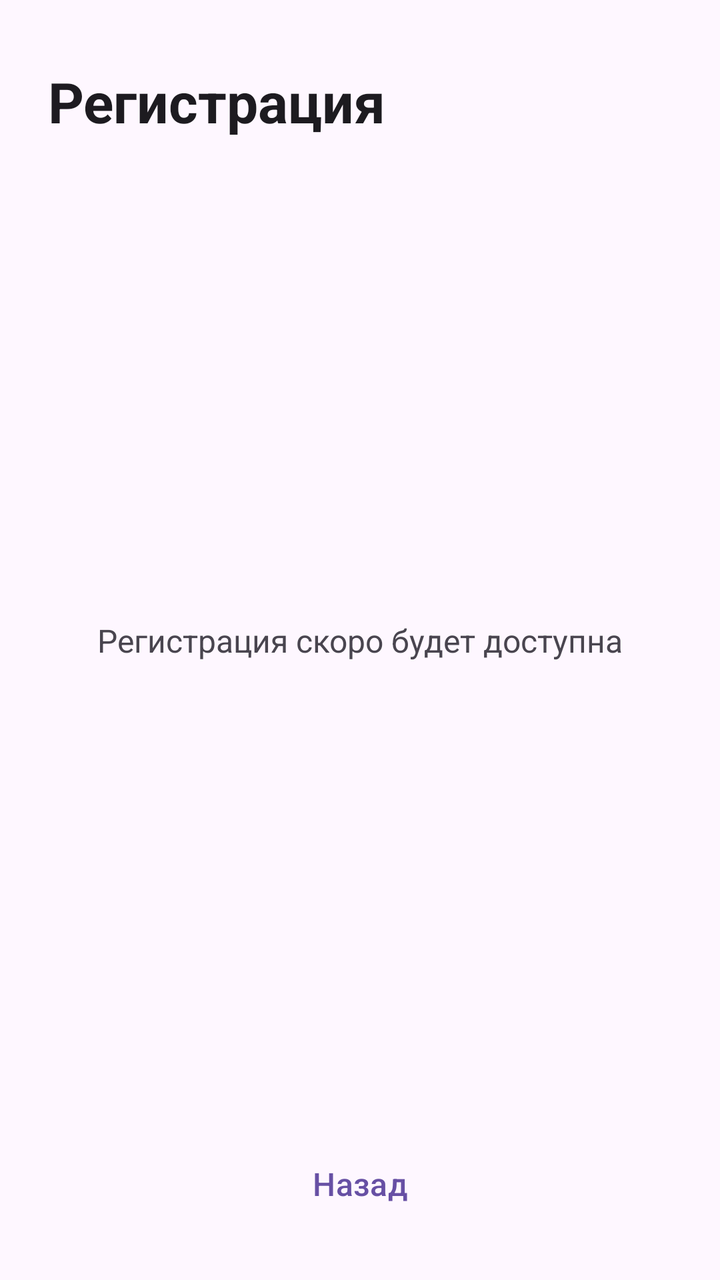
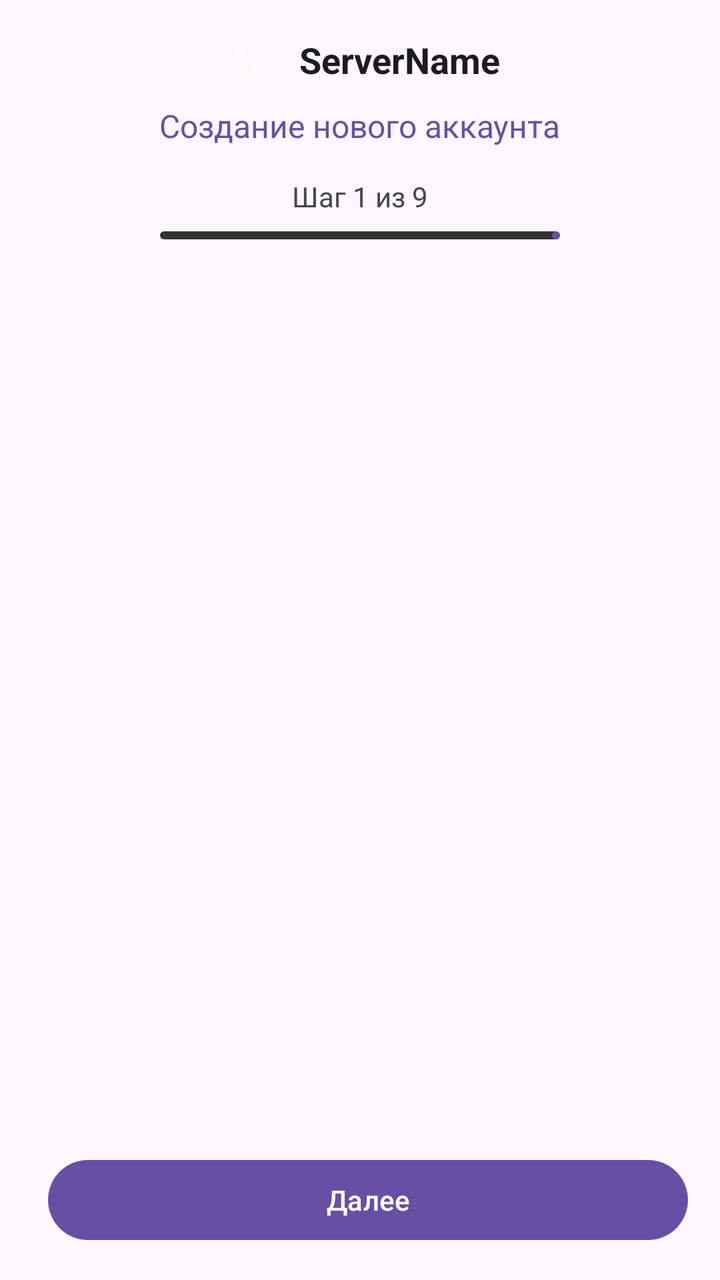

Compare the two renders of this Android layout. The source of the first and the diff that turns it into the second are given below.
<!-- AndroidManifest.xml: activity theme Theme.BarkfluffClientAndroid -->
<!-- res/layout/activity_register.xml -->
<?xml version="1.0" encoding="utf-8"?>
<androidx.constraintlayout.widget.ConstraintLayout xmlns:android="http://schemas.android.com/apk/res/android"
    xmlns:app="http://schemas.android.com/apk/res-auto"
    android:layout_width="match_parent"
    android:layout_height="match_parent"
    android:background="?android:attr/colorBackground">

    <TextView
        android:id="@+id/titleText"
        android:layout_width="wrap_content"
        android:layout_height="wrap_content"
        android:layout_marginTop="32dp"
        android:layout_marginStart="24dp"
        android:text="Регистрация"
        android:textColor="?attr/colorOnSurface"
        android:textSize="28sp"
        android:textStyle="bold"
        app:layout_constraintStart_toStartOf="parent"
        app:layout_constraintTop_toTopOf="parent" />

    <TextView
        android:layout_width="wrap_content"
        android:layout_height="wrap_content"
        android:text="Регистрация скоро будет доступна"
        android:textColor="?attr/colorOnSurfaceVariant"
        android:textSize="16sp"
        app:layout_constraintBottom_toBottomOf="parent"
        app:layout_constraintEnd_toEndOf="parent"
        app:layout_constraintStart_toStartOf="parent"
        app:layout_constraintTop_toTopOf="parent" />

    <com.google.android.material.button.MaterialButton
        android:id="@+id/backButton"
        style="@style/Widget.Material3.Button.TextButton"
        android:layout_width="wrap_content"
        android:layout_height="wrap_content"
        android:layout_marginBottom="24dp"
        android:text="Назад"
        android:textAllCaps="false"
        android:textSize="16sp"
        app:layout_constraintBottom_toBottomOf="parent"
        app:layout_constraintEnd_toEndOf="parent"
        app:layout_constraintStart_toStartOf="parent" />

</androidx.constraintlayout.widget.ConstraintLayout>
<!-- resources referenced by this layout -->
<resources>
  <style name="Theme.BarkfluffClientAndroid" parent="Base.Theme.BarkfluffClientAndroid" />
  <style name="Base.Theme.BarkfluffClientAndroid" parent="Theme.Material3.DayNight.NoActionBar">
          
          <item name="android:statusBarColor">?attr/colorSurface</item>
          <item name="android:windowBackground">?android:attr/colorBackground</item>
      </style>
</resources>

<!-- the commit's change to res/layout/activity_register.xml (unified diff, before → after) -->
@@ -5,41 +5,115 @@
     android:layout_height="match_parent"
     android:background="?android:attr/colorBackground">
 
-    <TextView
-        android:id="@+id/titleText"
-        android:layout_width="wrap_content"
+    
+    <LinearLayout
+        android:id="@+id/headerPanel"
+        android:layout_width="0dp"
         android:layout_height="wrap_content"
-        android:layout_marginTop="32dp"
-        android:layout_marginStart="24dp"
-        android:text="Регистрация"
-        android:textColor="?attr/colorOnSurface"
-        android:textSize="28sp"
-        android:textStyle="bold"
+        android:orientation="vertical"
+        android:padding="16dp"
+        app:layout_constraintEnd_toEndOf="parent"
         app:layout_constraintStart_toStartOf="parent"
-        app:layout_constraintTop_toTopOf="parent" />
+        app:layout_constraintTop_toTopOf="parent">
 
-    <TextView
-        android:layout_width="wrap_content"
+        
+        <LinearLayout
+            android:layout_width="wrap_content"
+            android:layout_height="wrap_content"
+            android:layout_gravity="center_horizontal"
+            android:gravity="center_vertical"
+            android:orientation="horizontal">
+
+            <ImageView
+                android:layout_width="28dp"
+                android:layout_height="28dp"
+                android:src="@drawable/ic_launcher_foreground"
+                android:contentDescription="@string/app_name" />
+
+            <TextView
+                android:id="@+id/serverNameText"
+                android:layout_width="wrap_content"
+                android:layout_height="wrap_content"
+                android:layout_marginStart="12dp"
+                android:text="ServerName"
+                android:textColor="?attr/colorOnSurface"
+                android:textSize="18sp"
+                android:textStyle="bold" />
+        </LinearLayout>
+
+        
+        <TextView
+            android:id="@+id/titleText"
+            android:layout_width="wrap_content"
+            android:layout_height="wrap_content"
+            android:layout_gravity="center_horizontal"
+            android:layout_marginTop="8dp"
+            android:text="Создание нового аккаунта"
+            android:textColor="?attr/colorPrimary"
+            android:textSize="16sp" />
+
+        
+        <TextView
+            android:id="@+id/stepIndicatorText"
+            android:layout_width="wrap_content"
+            android:layout_height="wrap_content"
+            android:layout_gravity="center_horizontal"
+            android:layout_marginTop="15dp"
+            android:text="Шаг 1 из 9"
+            android:textColor="?attr/colorOnSurfaceVariant"
+            android:textSize="14sp" />
+
+        
+        <com.google.android.material.progressindicator.LinearProgressIndicator
+            android:id="@+id/stepProgressBar"
+            android:layout_width="200dp"
+            android:layout_height="wrap_content"
+            android:layout_gravity="center_horizontal"
+            android:layout_marginTop="8dp"
+            android:indeterminate="false"
+            app:indicatorColor="?attr/colorPrimary"
+            app:trackColor="#333333"
+            app:trackThickness="4dp" />
+    </LinearLayout>
+
+    
+    <FrameLayout
+        android:id="@+id/contentFrame"
+        android:layout_width="0dp"
+        android:layout_height="0dp"
+        app:layout_constraintBottom_toTopOf="@+id/buttonPanel"
+        app:layout_constraintEnd_toEndOf="parent"
+        app:layout_constraintStart_toStartOf="parent"
+        app:layout_constraintTop_toBottomOf="@+id/headerPanel" />
+
+    
+    <LinearLayout
+        android:id="@+id/buttonPanel"
+        android:layout_width="0dp"
         android:layout_height="wrap_content"
-        android:text="Регистрация скоро будет доступна"
-        android:textColor="?attr/colorOnSurfaceVariant"
-        android:textSize="16sp"
+        android:orientation="horizontal"
+        android:padding="16dp"
         app:layout_constraintBottom_toBottomOf="parent"
         app:layout_constraintEnd_toEndOf="parent"
-        app:layout_constraintStart_toStartOf="parent"
-        app:layout_constraintTop_toTopOf="parent" />
+        app:layout_constraintStart_toStartOf="parent">
 
-    <com.google.android.material.button.MaterialButton
-        android:id="@+id/backButton"
-        style="@style/Widget.Material3.Button.TextButton"
-        android:layout_width="wrap_content"
-        android:layout_height="wrap_content"
-        android:layout_marginBottom="24dp"
-        android:text="Назад"
-        android:textAllCaps="false"
-        android:textSize="16sp"
-        app:layout_constraintBottom_toBottomOf="parent"
-        app:layout_constraintEnd_toEndOf="parent"
-        app:layout_constraintStart_toStartOf="parent" />
+        <com.google.android.material.button.MaterialButton
+            android:id="@+id/backButton"
+            style="@style/Widget.Material3.Button.OutlinedButton"
+            android:layout_width="0dp"
+            android:layout_height="wrap_content"
+            android:layout_marginEnd="8dp"
+            android:layout_weight="1"
+            android:text="Назад"
+            android:visibility="gone" />
+
+        <com.google.android.material.button.MaterialButton
+            android:id="@+id/nextButton"
+            android:layout_width="0dp"
+            android:layout_height="wrap_content"
+            android:layout_marginStart="8dp"
+            android:layout_weight="1"
+            android:text="Далее" />
+    </LinearLayout>
 
 </androidx.constraintlayout.widget.ConstraintLayout>
<!-- resource entries referenced after the edit -->
@@ -1,5 +1,40 @@
 <!-- resources referenced by this layout -->
 <resources>
+  <!-- drawable ic_launcher_foreground (drawable) -->
+  <?xml version="1.0" encoding="utf-8"?>
+  <vector xmlns:android="http://schemas.android.com/apk/res/android"
+      android:width="108dp"
+      android:height="108dp"
+      android:viewportWidth="108"
+      android:viewportHeight="108">
+      
+      
+      <path
+          android:fillColor="#FFFFFF"
+          android:pathData="M54,54m-2,0a2,2 0,1 1,4 0a2,2 0,1 1,-4 0" />
+      
+      
+      <path
+          android:fillColor="#FFFFFF"
+          android:pathData="M54,54c0,0 8,-20 20,-20c2,0 3,1 3,3c0,3 -5,5 -10,8c-8,5 -13,9 -13,9z" />
+      
+      
+      <path
+          android:fillColor="#FFFFFF"
+          android:pathData="M54,54c0,0 20,8 20,20c0,2 -1,3 -3,3c-3,0 -5,-5 -8,-10c-5,-8 -9,-13 -9,-13z" />
+      
+      
+      <path
+          android:fillColor="#FFFFFF"
+          android:pathData="M54,54c0,0 -8,20 -20,20c-2,0 -3,-1 -3,-3c0,-3 5,-5 10,-8c8,-5 13,-9 13,-9z" />
+      
+      
+      <path
+          android:fillColor="#FFFFFF"
+          android:pathData="M54,54c0,0 -20,-8 -20,-20c0,-2 1,-3 3,-3c3,0 5,5 8,10c5,8 9,13 9,13z" />
+          
+  </vector>
+  <string name="app_name">Barkfluff</string>
   <style name="Theme.BarkfluffClientAndroid" parent="Base.Theme.BarkfluffClientAndroid" />
   <style name="Base.Theme.BarkfluffClientAndroid" parent="Theme.Material3.DayNight.NoActionBar">
           
